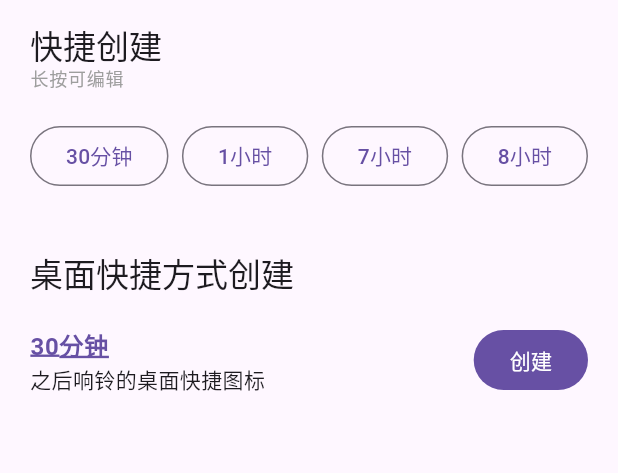
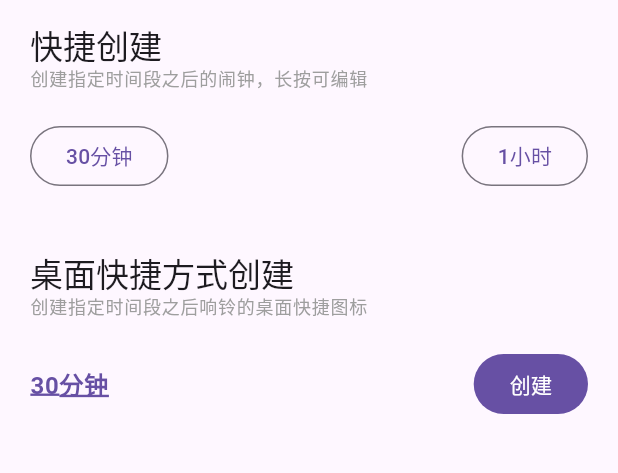
Before and after one commit to warmeaf/leaf_alarm_clock, a Flutter app: the screen it shows after launch, on a phone screen of 412 x 824 dp, the part 60-533 px from its top. Run offline on Flutter 3.47's test engine with Material 2 defaults, Android fonts, the phone set to English and light mode, and no system bars; our stand-ins replace get, numberpicker.

Commit message:
优化样式

```diff
--- a/lib/app/modules/home/controllers/home_controller.dart
+++ b/lib/app/modules/home/controllers/home_controller.dart
@@ -28,16 +28,16 @@ class HomeController extends GetxController {
               DateTime.now().day, 1, 0)
           .obs
     },
-    {
-      'time': DateTime(DateTime.now().year, DateTime.now().month,
-              DateTime.now().day, 7, 0)
-          .obs
-    },
-    {
-      'time': DateTime(DateTime.now().year, DateTime.now().month,
-              DateTime.now().day, 8, 0)
-          .obs
-    },
+    // {
+    //   'time': DateTime(DateTime.now().year, DateTime.now().month,
+    //           DateTime.now().day, 7, 0)
+    //       .obs
+    // },
+    // {
+    //   'time': DateTime(DateTime.now().year, DateTime.now().month,
+    //           DateTime.now().day, 8, 0)
+    //       .obs
+    // },
   ];
 
   // datePick数据
--- a/lib/app/modules/home/views/home_view.dart
+++ b/lib/app/modules/home/views/home_view.dart
@@ -135,7 +135,7 @@ class HomeView extends GetView<HomeController> {
                         // Text('小时'),
                         _buildNumberPicker(
                           value: controller.pickerData['minute']!.value,
-                          minValue: 5,
+                          minValue: 0,
                           maxValue: 59,
                           onChanged: (value) {
                             controller.pickerData['minute']!.value = value;
@@ -163,7 +163,7 @@ class HomeView extends GetView<HomeController> {
             style: Theme.of(context).textTheme.titleLarge,
           ),
           Text(
-            '长按可编辑',
+            '创建指定时间段之后的闹钟，长按可编辑',
             style: Theme.of(context)
                 .textTheme
                 .labelMedium!
@@ -202,6 +202,13 @@ class HomeView extends GetView<HomeController> {
             '桌面快捷方式创建',
             style: Theme.of(context).textTheme.titleLarge,
           ),
+          Text(
+            '创建指定时间段之后响铃的桌面快捷图标',
+            style: Theme.of(context)
+                .textTheme
+                .labelMedium!
+                .copyWith(color: Colors.grey),
+          ),
         ]),
       ),
       Row(
@@ -227,10 +234,10 @@ class HomeView extends GetView<HomeController> {
                           ),
                     ),
                   )),
-              Text(
-                '之后响铃的桌面快捷图标',
-                style: Theme.of(context).textTheme.bodyMedium,
-              ),
+              // Text(
+              //   '之后响铃的桌面快捷图标',
+              //   style: Theme.of(context).textTheme.bodyMedium,
+              // ),
             ],
           ),
           FilledButton(
```
